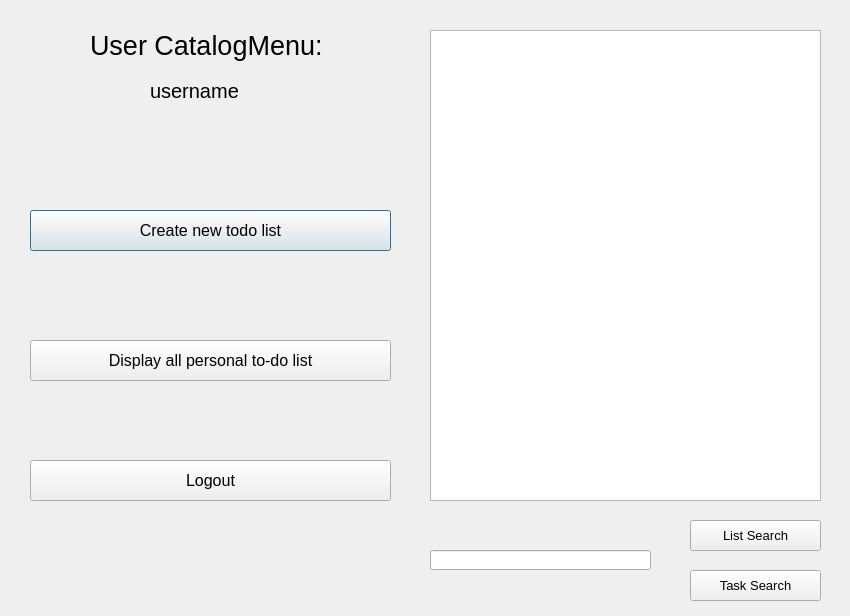
kuku20/qttodolist, file secondmain.ui: the form before one commit.
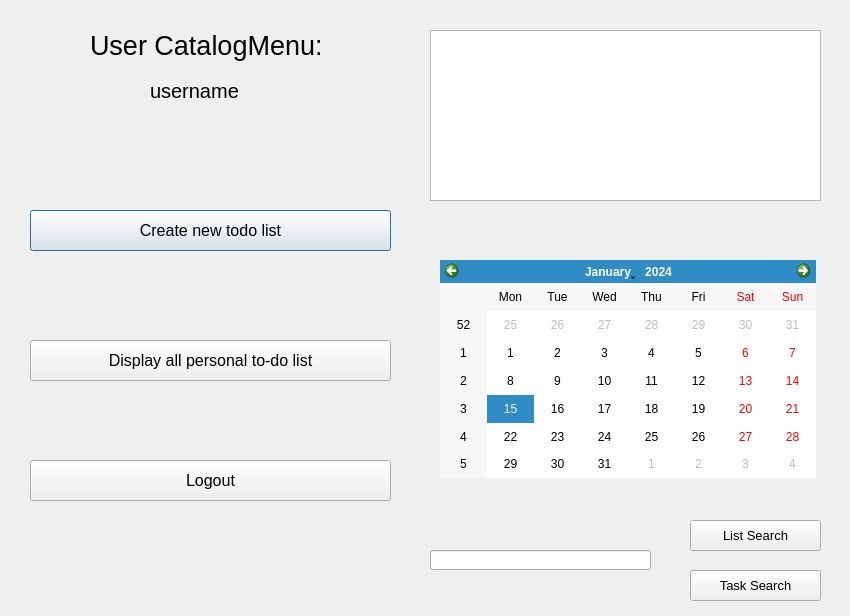
The form after the commit.

What changed in the file:
```diff
--- a/secondmain.ui
+++ b/secondmain.ui
@@ -145,7 +145,7 @@
      <x>430</x>
      <y>30</y>
      <width>391</width>
-     <height>471</height>
+     <height>171</height>
     </rect>
    </property>
   </widget>
@@ -182,6 +182,16 @@
     <string>Task Search</string>
    </property>
   </widget>
+  <widget class="QCalendarWidget" name="calendarWidget">
+   <property name="geometry">
+    <rect>
+     <x>440</x>
+     <y>260</y>
+     <width>376</width>
+     <height>218</height>
+    </rect>
+   </property>
+  </widget>
  </widget>
  <resources/>
  <connections/>
```
